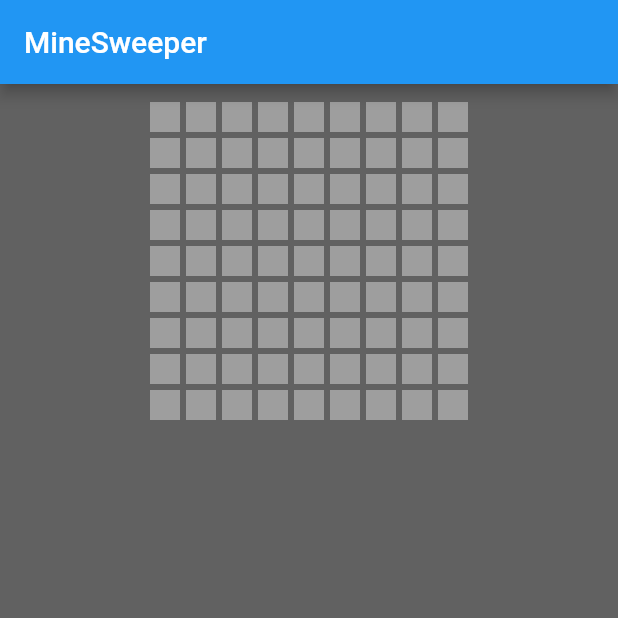
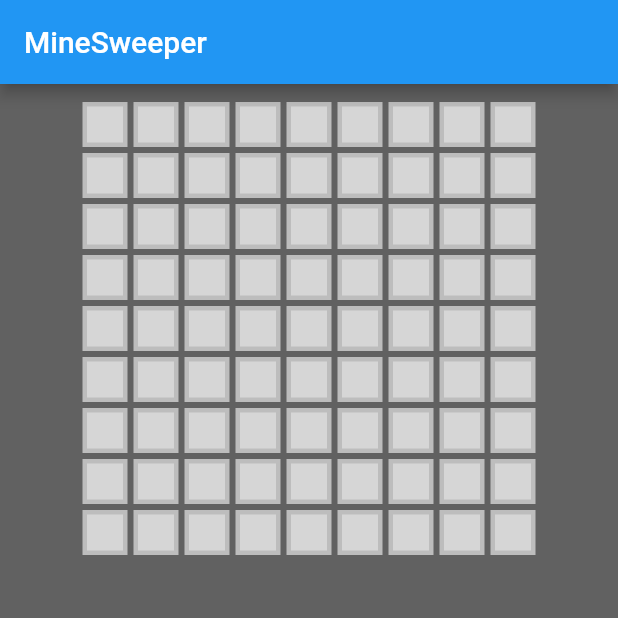
Before and after one commit to Dodobad/Flutter-Minesweeper, a Flutter app: the screen it shows after launch, on a phone screen of 412 x 824 dp, the top half of it. Run offline on Flutter 3.47's test engine with Material 2 defaults, Android fonts, the phone set to English and light mode, and no system bars.

```diff
--- a/minesweeper/lib/main.dart
+++ b/minesweeper/lib/main.dart
@@ -64,11 +64,10 @@ class _BoardState extends State<Board> {
         if (state == TileState.covered) {
           rowChild.add(GestureDetector(
             child: Listener(
-              child: Container(
-                margin: EdgeInsets.all(2.0),
-                height: 20.0,
-                width: 20.0,
-                color: Colors.grey,
+              child: CoveredTile(
+                flag: state == TileState.flagged,
+                posX: i,
+                posY: j,
               ),
             ),
           ));
@@ -148,7 +147,15 @@ class CoveredTile extends StatelessWidget {
         textAlign: TextAlign.center,
       ));
     }
-    return Container();
+    Widget innerTile = Container(
+      padding: EdgeInsets.all(1.0),
+      margin: EdgeInsets.all(2.0),
+      height: 20.0,
+      width: 20.0,
+      color: Colors.grey[350],
+      child: text,
+    );
+    return buildTile(innerTile);
   }
 }
 
```
